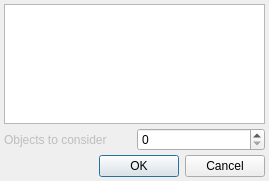
First picture: the form in modules/FiAKEr/MeasureSelection.ui, repository 3dct/open_iA, before the edit.
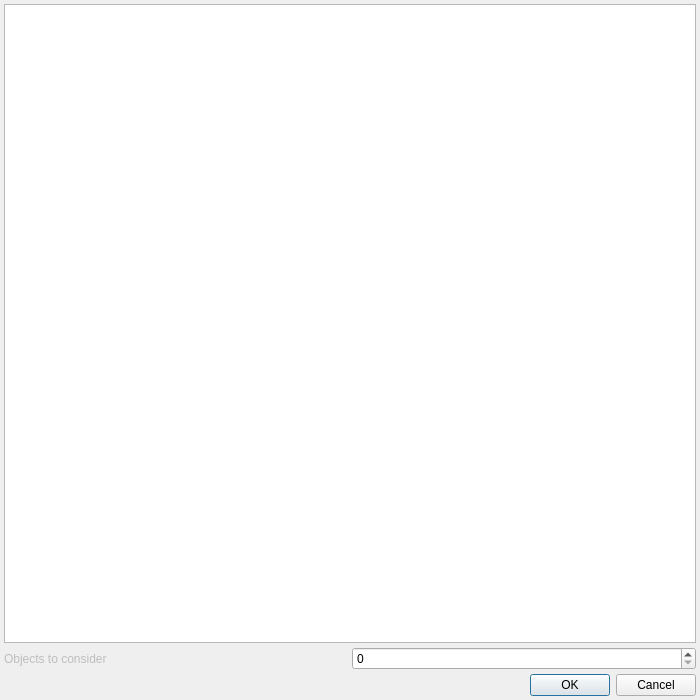
Second picture: the form after the edit.

Commit message: Sensitivity: Remove distance measures list from sensitivity dialog

The edit to the form file:
```diff
--- a/modules/FiAKEr/MeasureSelection.ui
+++ b/modules/FiAKEr/MeasureSelection.ui
@@ -6,8 +6,8 @@
    <rect>
     <x>0</x>
     <y>0</y>
-    <width>269</width>
-    <height>181</height>
+    <width>700</width>
+    <height>700</height>
    </rect>
   </property>
   <property name="windowTitle">
```
The commit also changes 3 other files.
